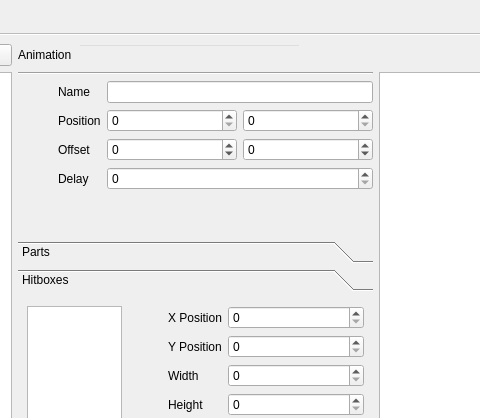
The window that forms/main_window.ui (android172/CVHD-OPD-editor) describes before a commit, drawn with Qt 5; both pictures show x 256 to 736 and y 0 to 418 of the 1130 by 730 pixel window.
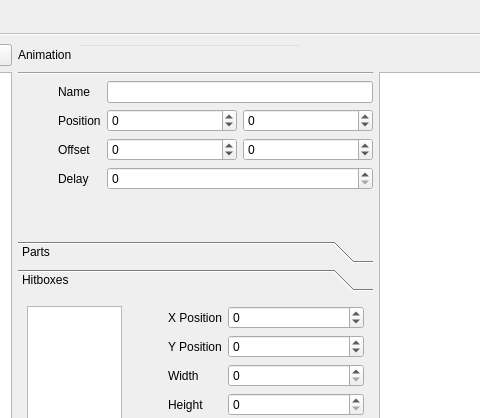
The same window after the commit. The open tabs and pages were chosen to show the change. Icons and pictures are not drawn. Custom widgets are drawn as their Qt base class.

The edit to the form file:
```diff
--- a/forms/main_window.ui
+++ b/forms/main_window.ui
@@ -557,8 +557,11 @@
                         <property name="correctionMode">
                          <enum>QAbstractSpinBox::CorrectToNearestValue</enum>
                         </property>
+                        <property name="minimum">
+                         <number>-32767</number>
+                        </property>
                         <property name="maximum">
-                         <number>65535</number>
+                         <number>32767</number>
                         </property>
                        </widget>
                       </item>
@@ -579,8 +582,11 @@
                         <property name="correctionMode">
                          <enum>QAbstractSpinBox::CorrectToNearestValue</enum>
                         </property>
+                        <property name="minimum">
+                         <number>-32767</number>
+                        </property>
                         <property name="maximum">
-                         <number>65535</number>
+                         <number>32767</number>
                         </property>
                        </widget>
                       </item>
@@ -1663,8 +1669,11 @@
                         <property name="correctionMode">
                          <enum>QAbstractSpinBox::CorrectToNearestValue</enum>
                         </property>
+                        <property name="minimum">
+                         <number>-32767</number>
+                        </property>
                         <property name="maximum">
-                         <number>65535</number>
+                         <number>32767</number>
                         </property>
                        </widget>
                       </item>
@@ -1692,8 +1701,11 @@
                         <property name="correctionMode">
                          <enum>QAbstractSpinBox::CorrectToNearestValue</enum>
                         </property>
+                        <property name="minimum">
+                         <number>-32767</number>
+                        </property>
                         <property name="maximum">
-                         <number>65535</number>
+                         <number>32767</number>
                         </property>
                        </widget>
                       </item>
@@ -2862,6 +2874,11 @@
    <extends>QGraphicsView</extends>
    <header location="global">gui/graphics_viewer.h</header>
   </customwidget>
+  <customwidget>
+   <class>PaletteButton</class>
+   <extends>QPushButton</extends>
+   <header>gui/palette_button.h</header>
+  </customwidget>
  </customwidgets>
  <resources>
   <include location="../assets/icons/icons.qrc"/>
```
Left out of the diff: 32 changed lines with no effect on the pictures.
